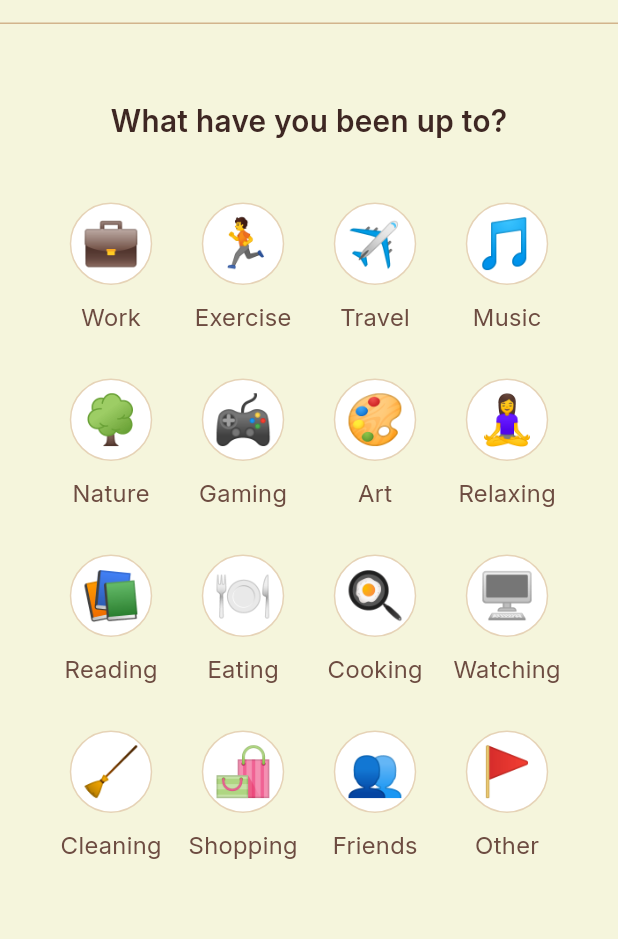
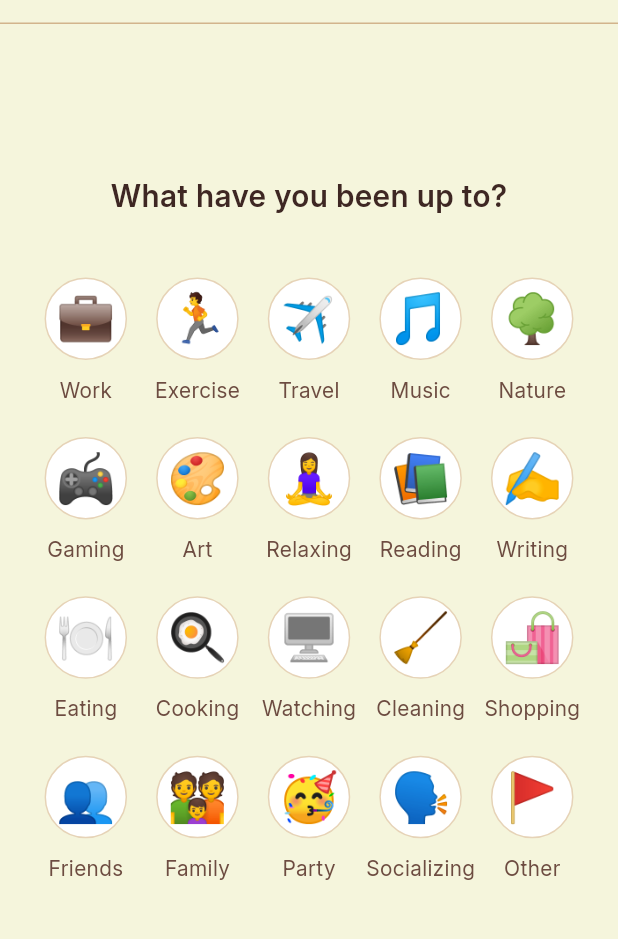
Before and after one commit to gianworks/emotiary, a Flutter app: the NewEntryScreen screen opened directly, swiped to page 2, on a phone screen of 412 x 824 dp, the part 60-999 px from its top. Run offline on Flutter 3.47's test engine with Material 3 defaults, Android fonts, the phone set to English and light mode, and no system bars; our stand-ins replace animated_bottom_navigation_bar, hive, hive_flutter; missing offline and left inert: flutter_quill; accounts and stored records are empty.

Commit message:
Refactor new entry screen components and improve UI elements

```diff
--- a/lib/screens/new_entry_screen.dart
+++ b/lib/screens/new_entry_screen.dart
@@ -17,7 +17,7 @@ class _NewEntryScreenState extends State<NewEntryScreen> {
   final PageController _pageController = PageController();
   final TextEditingController _dateTextController = TextEditingController();
   final QuillController _titleQuillController = QuillController.basic();
-  final QuillController _noteQuillControler = QuillController.basic();
+  final QuillController _noteQuillController = QuillController.basic();
 
   final FocusNode _titleFocusNode = FocusNode();
   final FocusNode _noteFocusNode = FocusNode();
@@ -27,14 +27,31 @@ class _NewEntryScreenState extends State<NewEntryScreen> {
 
   int _currentPage = 0;
   String _selectedMood = "";
+  String _selectedMoodEmoji = "";
+  QuillController _activeController = QuillController.basic();
 
   @override
   void initState() {
     super.initState();
     _dateTextController.text = DateTimeUtils.formatDate(DateTime.now());
 
-    _titleFocusNode.addListener(() => setState(() {}));
-    _noteFocusNode.addListener(() => setState(() {}));
+    _titleQuillController.addListener(() {
+      setState(() {});
+    });
+
+    _noteQuillController.addListener(() {
+      setState(() {});
+    });
+
+    _titleFocusNode.addListener(() {
+      if (_activeController == _titleQuillController) return;
+      setState(() => _activeController = _titleQuillController);
+    });
+
+    _noteFocusNode.addListener(() {
+      if (_activeController == _noteQuillController) return;
+      setState(() => _activeController = _noteQuillController);
+    });
   }
 
   @override
@@ -43,11 +60,14 @@ class _NewEntryScreenState extends State<NewEntryScreen> {
     _pageController.dispose();
     _dateTextController.dispose();
     _titleQuillController.dispose();
-    _noteQuillControler.dispose();
+    _noteQuillController.dispose();
   }
 
-  void _onSelectMood(String mood) {
-    setState(() => _selectedMood = mood);
+  void _onSelectMood(String mood, String moodEmoji) {
+    setState(() {
+      _selectedMood = mood;
+      _selectedMoodEmoji = moodEmoji;
+    });
   }
 
   void _onSelectActivity(MapEntry<String, String> entry) {
@@ -68,6 +88,7 @@ class _NewEntryScreenState extends State<NewEntryScreen> {
 
   void _goToPreviousPage(bool condition) {
     if (!condition) return;
+    FocusScope.of(context).unfocus();
     _pageController.previousPage(
       duration: const Duration(milliseconds: 300),
       curve: Curves.easeInOut
@@ -85,7 +106,7 @@ class _NewEntryScreenState extends State<NewEntryScreen> {
       case 1:
         return _selectedActivities.isNotEmpty;
       case 2:
-        return _titleQuillController.document.toPlainText().trim().isNotEmpty && _noteQuillControler.document.toPlainText().trim().isNotEmpty;
+        return _titleQuillController.document.toPlainText().trim().isNotEmpty && _noteQuillController.document.toPlainText().trim().isNotEmpty;
       default:
         return false;
     }
@@ -132,7 +153,8 @@ class _NewEntryScreenState extends State<NewEntryScreen> {
             ),
             NoteWriteWidget(
               titleQuillController: _titleQuillController,
-              noteQuillController: _noteQuillControler,
+              noteQuillController: _noteQuillController,
+              activeController: _activeController,
               titleFocusNode: _titleFocusNode,
               noteFocusNode: _noteFocusNode,
               isKeyboardUp: MediaQuery.of(context).viewInsets.bottom > 0
--- a/lib/widgets/new_entry/activity_select_widget.dart
+++ b/lib/widgets/new_entry/activity_select_widget.dart
@@ -12,12 +12,16 @@ class ActivitySelectWidget extends StatelessWidget {
     "Art": "🎨",
     "Relaxing": "🧘‍♀️",
     "Reading": "📚",
+    "Writing": "✍️",
     "Eating": "🍽️",
     "Cooking": "🍳",
     "Watching": "🖥️",
     "Cleaning": "🧹",
     "Shopping": "🛍️",
     "Friends": "👥",
+    "Family": "👪",
+    "Party": "🥳",
+    "Socializing": "🗣️",
     "Other": "🚩"
   };
 
@@ -35,20 +39,21 @@ class ActivitySelectWidget extends StatelessWidget {
 
   @override
   Widget build(BuildContext context) {
-    return Column(
+    return SingleChildScrollView(
+      physics: NeverScrollableScrollPhysics(),
+      child: Column(
         mainAxisAlignment: MainAxisAlignment.start,
         crossAxisAlignment: CrossAxisAlignment.center,
         children: [
-        const SizedBox(height: 50),
+          const SizedBox(height: 100),
           Text("What have you been up to?", style: TextStyle(fontSize: 20, fontWeight: FontWeight.w600, color: AppColors.veryDarkBrown)),
-        const SizedBox(height: 10),
-        Expanded(
-          child: GridView.count(
+          const SizedBox(height: 40),
+          GridView.count(
             shrinkWrap: true,
-            crossAxisCount: 4,
-            childAspectRatio: 0.75,
+            crossAxisCount: 5,
+            childAspectRatio: 0.7,
             physics: NeverScrollableScrollPhysics(),
-            padding: EdgeInsets.all(30),
+            padding: EdgeInsets.symmetric(horizontal: 20),
             children: _activities.entries.map((entry) {
               final String activity = entry.key;
               final String emoji = entry.value;
@@ -56,12 +61,13 @@ class ActivitySelectWidget extends StatelessWidget {
 
               return GestureDetector(
                 onTap: () => (!isSelected) ? onSelectActivity(entry) : onUnselectActivity(entry),
-                child: Center(
                 child: AnimatedScale(
-                    scale: (isSelected) ? 1.1 : 1,
+                  scale: (isSelected) ? 1.05 : 1,
                   curve: Curves.easeInOut,
                   duration: const Duration(milliseconds: 300),
                   child: Column(
+                    mainAxisAlignment: MainAxisAlignment.start,
+                    crossAxisAlignment: CrossAxisAlignment.center,
                     children: [
                       AnimatedContainer(
                         width: 55,
@@ -75,16 +81,15 @@ class ActivitySelectWidget extends StatelessWidget {
                         child: Center(child: Text(emoji, style: TextStyle(fontSize: 32)))
                       ),
                       const SizedBox(height: 10),
-                        Text(activity, style: TextStyle(fontSize: 16, color: AppColors.brown))
+                      Text(activity, style: TextStyle(fontSize: 14, color: AppColors.brown))
                     ]
-                    )
                   )
                 )
               );
             }).toList()
           )
+        ]
       )
-      ]
     );
   }
 }
```
Also changed, not shown: lib/widgets/new_entry/mood_select_widget.dart (+6 -6 lines), lib/widgets/new_entry/note_write_widget.dart (+22 -21 lines). Lines whose indentation alone changed are shown as unchanged.
